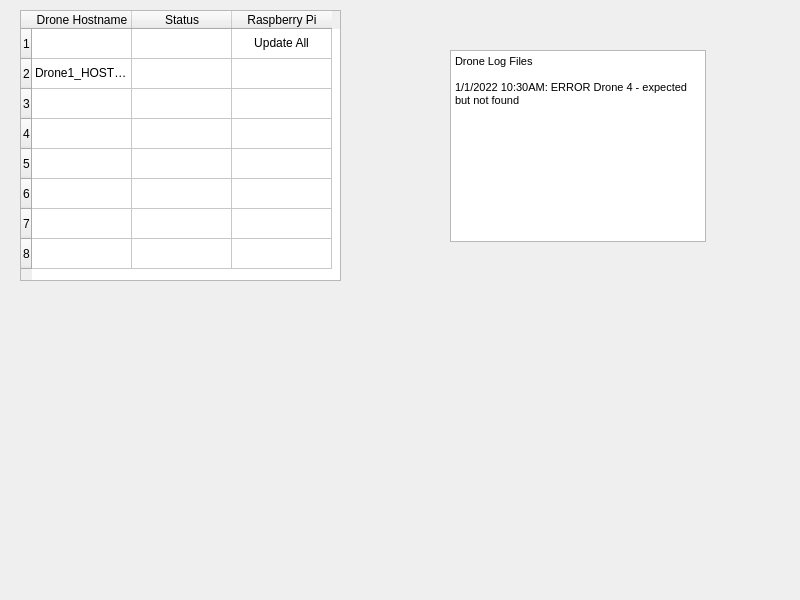
This is dialog.ui in adroyalz/UAS_GroundControlStation as Qt 5 draws it before an edit. The edited form follows.
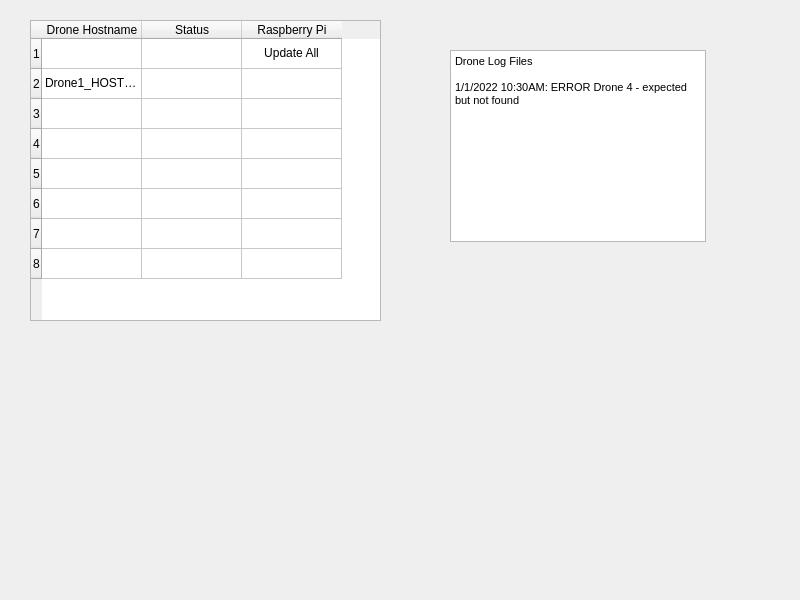
This is the edited form.

Commit message: minor drone display code changes

Diff of the .ui file:
```diff
--- a/dialog.ui
+++ b/dialog.ui
@@ -16,12 +16,18 @@
   <widget class="QTableWidget" name="tableWidget">
    <property name="geometry">
     <rect>
-     <x>20</x>
-     <y>10</y>
-     <width>321</width>
-     <height>271</height>
+     <x>30</x>
+     <y>20</y>
+     <width>351</width>
+     <height>301</height>
     </rect>
    </property>
+   <property name="maximumSize">
+    <size>
+     <width>351</width>
+     <height>16777215</height>
+    </size>
+   </property>
    <row>
     <property name="text">
      <string>1</string>
```
The commit also changes 1 other file.
